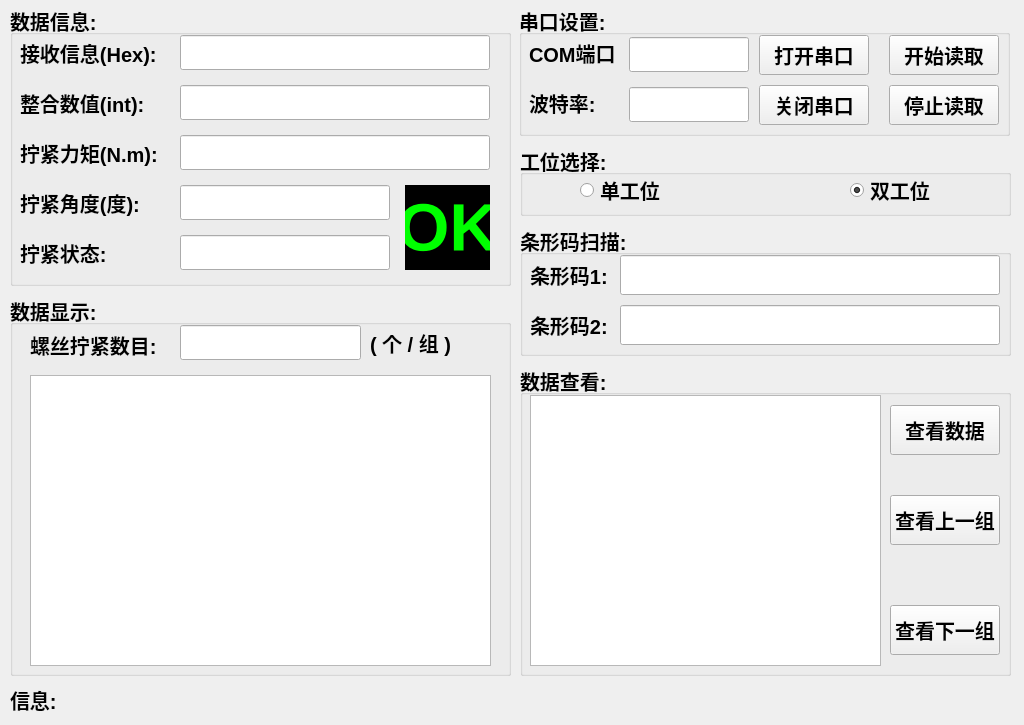
Above: serialCom/serialcom/res/serialCom.ui from Arvin-He/projects before the change. Below: the same form after it.
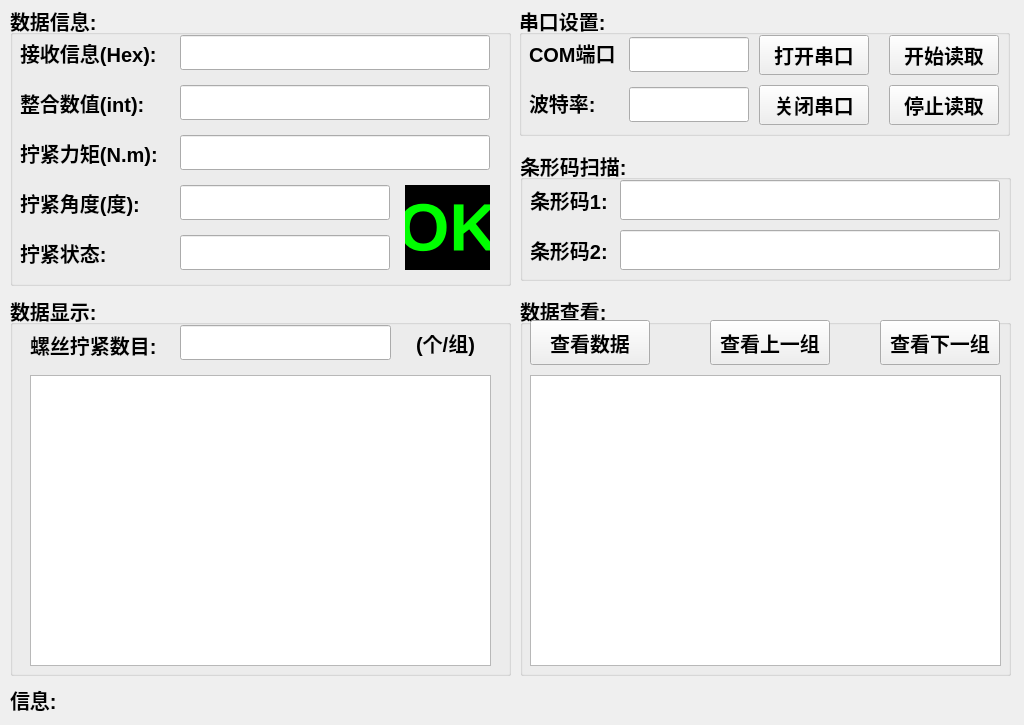
That is the form after the change.

```diff
--- a/serialCom/serialcom/res/serialCom.ui
+++ b/serialCom/serialcom/res/serialCom.ui
@@ -450,7 +450,7 @@
    <property name="geometry">
     <rect>
      <x>520</x>
-     <y>225</y>
+     <y>150</y>
      <width>491</width>
      <height>131</height>
     </rect>
@@ -556,7 +556,7 @@
      <rect>
       <x>170</x>
       <y>30</y>
-      <width>181</width>
+      <width>211</width>
       <height>35</height>
      </rect>
     </property>
@@ -584,14 +584,17 @@
    <widget class="QLabel" name="label_9">
     <property name="geometry">
      <rect>
-      <x>360</x>
+      <x>390</x>
       <y>30</y>
-      <width>121</width>
+      <width>91</width>
       <height>35</height>
      </rect>
     </property>
     <property name="text">
-     <string>( 个 / 组 )</string>
+     <string>(个/组)</string>
+    </property>
+    <property name="alignment">
+     <set>Qt::AlignCenter</set>
     </property>
    </widget>
    <widget class="QListWidget" name="dataListPanel">
@@ -642,62 +645,13 @@
     <string>信息:</string>
    </property>
   </widget>
-  <widget class="QGroupBox" name="groupBox_5">
-   <property name="geometry">
-    <rect>
-     <x>520</x>
-     <y>145</y>
-     <width>491</width>
-     <height>71</height>
-    </rect>
-   </property>
-   <property name="font">
-    <font>
-     <pointsize>15</pointsize>
-     <weight>75</weight>
-     <bold>true</bold>
-    </font>
-   </property>
-   <property name="title">
-    <string>工位选择:</string>
-   </property>
-   <widget class="QRadioButton" name="singleRadioBtn">
-    <property name="geometry">
-     <rect>
-      <x>60</x>
-      <y>30</y>
-      <width>120</width>
-      <height>30</height>
-     </rect>
-    </property>
-    <property name="text">
-     <string>单工位</string>
-    </property>
-   </widget>
-   <widget class="QRadioButton" name="bothRadioBtn">
-    <property name="geometry">
-     <rect>
-      <x>330</x>
-      <y>30</y>
-      <width>120</width>
-      <height>30</height>
-     </rect>
-    </property>
-    <property name="text">
-     <string>双工位</string>
-    </property>
-    <property name="checked">
-     <bool>true</bool>
-    </property>
-   </widget>
-  </widget>
   <widget class="QGroupBox" name="groupBox_6">
    <property name="geometry">
     <rect>
      <x>520</x>
-     <y>365</y>
+     <y>295</y>
      <width>491</width>
-     <height>311</height>
+     <height>381</height>
     </rect>
    </property>
    <property name="font">
@@ -714,9 +668,9 @@
     <property name="geometry">
      <rect>
       <x>10</x>
-      <y>30</y>
-      <width>351</width>
-      <height>271</height>
+      <y>80</y>
+      <width>471</width>
+      <height>291</height>
      </rect>
     </property>
     <property name="font">
@@ -731,10 +685,10 @@
    <widget class="QPushButton" name="preBtn">
     <property name="geometry">
      <rect>
-      <x>370</x>
-      <y>130</y>
-      <width>110</width>
-      <height>50</height>
+      <x>190</x>
+      <y>25</y>
+      <width>120</width>
+      <height>45</height>
      </rect>
     </property>
     <property name="focusPolicy">
@@ -750,10 +704,10 @@
    <widget class="QPushButton" name="nextBtn">
     <property name="geometry">
      <rect>
-      <x>370</x>
-      <y>240</y>
-      <width>110</width>
-      <height>50</height>
+      <x>360</x>
+      <y>25</y>
+      <width>120</width>
+      <height>45</height>
      </rect>
     </property>
     <property name="focusPolicy">
@@ -769,10 +723,10 @@
    <widget class="QPushButton" name="currBtn">
     <property name="geometry">
      <rect>
-      <x>370</x>
-      <y>40</y>
-      <width>110</width>
-      <height>50</height>
+      <x>10</x>
+      <y>25</y>
+      <width>120</width>
+      <height>45</height>
      </rect>
     </property>
     <property name="text">
```
